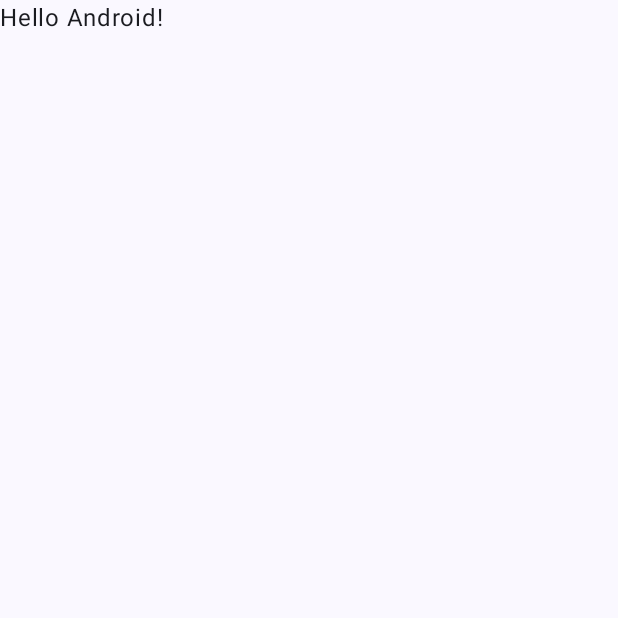
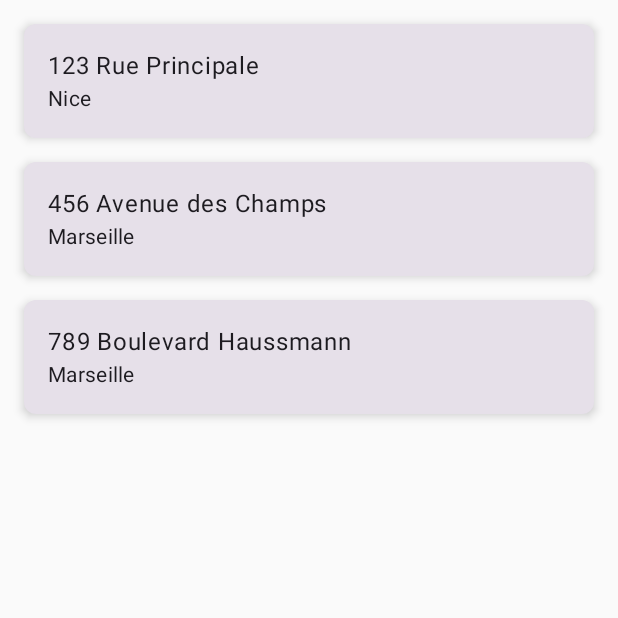
Before and after one commit to LaSteChips/azurimmoAndroid, an Android app built with Jetpack Compose: the screen it shows after launch (MainActivity), on a phone screen of 412 x 824 dp, the top half of it. Before the commit the part shown is almost empty. Run offline under Robolectric (Android 15) with nearby library versions, the phone set to English and light mode, and no system bars.

Commit message:
appli ok

```diff
--- a/app/build.gradle.kts
+++ b/app/build.gradle.kts
@@ -56,4 +56,8 @@ dependencies {
     androidTestImplementation(libs.androidx.ui.test.junit4)
     debugImplementation(libs.androidx.ui.tooling)
     debugImplementation(libs.androidx.ui.test.manifest)
+    implementation(libs.androidx.lifecycle.viewmodel.compose)
+    implementation(libs.retrofit)
+    implementation(libs.retrofit.gson)
+    implementation(libs.navigation.compose)
 }
--- a/app/src/main/java/bts/sio/azurimmo/MainActivity.kt
+++ b/app/src/main/java/bts/sio/azurimmo/MainActivity.kt
@@ -3,45 +3,14 @@ package bts.sio.azurimmo
 import android.os.Bundle
 import androidx.activity.ComponentActivity
 import androidx.activity.compose.setContent
-import androidx.activity.enableEdgeToEdge
-import androidx.compose.foundation.layout.fillMaxSize
-import androidx.compose.foundation.layout.padding
-import androidx.compose.material3.Scaffold
-import androidx.compose.material3.Text
-import androidx.compose.runtime.Composable
-import androidx.compose.ui.Modifier
-import androidx.compose.ui.tooling.preview.Preview
-import bts.sio.azurimmo.ui.theme.AppTheme
+import bts.sio.azurimmo.views.batiment.BatimentList
 
 class MainActivity : ComponentActivity() {
     override fun onCreate(savedInstanceState: Bundle?) {
         super.onCreate(savedInstanceState)
-        enableEdgeToEdge()
         setContent {
-            AppTheme {
-                Scaffold(modifier = Modifier.fillMaxSize()) { innerPadding ->
-                    Greeting(
-                        name = "Android",
-                        modifier = Modifier.padding(innerPadding)
-                    )
-                }
-            }
+            // Appel de la fonction BatimentList
+            BatimentList()
         }
     }
 }
-
-@Composable
-fun Greeting(name: String, modifier: Modifier = Modifier) {
-    Text(
-        text = "Hello $name!",
-        modifier = modifier
-    )
-}
-
-@Preview(showBackground = true)
-@Composable
-fun GreetingPreview() {
-    AppTheme {
-        Greeting("Android")
-    }
-}
--- a/app/src/main/java/bts/sio/azurimmo/model/Batiment.kt
+++ b/app/src/main/java/bts/sio/azurimmo/model/Batiment.kt
@@ -1,4 +1,7 @@
 package bts.sio.azurimmo.model
 
-class Batiment {
-}
+data class Batiment(
+    val id: Int,
+    val adresse: String,
+    val ville: String
+)
--- a/app/src/main/java/bts/sio/azurimmo/viewmodel/batiment/BatimentViewModel.kt
+++ b/app/src/main/java/bts/sio/azurimmo/viewmodel/batiment/BatimentViewModel.kt
@@ -1,4 +1,27 @@
-package bts.sio.azurimmo.viewmodel.batiment
+import androidx.compose.runtime.mutableStateOf
+import androidx.lifecycle.ViewModel
+import bts.sio.azurimmo.model.Batiment
+import androidx.compose.runtime.*
+import androidx.lifecycle.viewModelScope
+import kotlinx.coroutines.launch
 
-class BatimentViewModel {
+// ViewModel pour gérer les données des bâtiments
+class BatimentViewModel : ViewModel() {
+    // Liste mutable des bâtiments
+    private val _batiments = mutableStateOf(emptyList<Batiment>())
+    val batiments: State<List<Batiment>> = _batiments
+    init {
+        // Simuler un chargement de données initiales
+        getBatiments()
+    }
+    // Fonction pour simuler le chargement de bâtiments
+    private fun getBatiments() {
+        viewModelScope.launch {
+            _batiments.value = listOf(
+                Batiment(1, "123 Rue Principale", "Nice"),
+                Batiment(2, "456 Avenue des Champs", "Marseille"),
+                Batiment(3, "789 Boulevard Haussmann", "Marseille")
+            )
+        }
+    }
 }
--- a/app/src/main/java/bts/sio/azurimmo/views/batiment/BatimentCard.kt
+++ b/app/src/main/java/bts/sio/azurimmo/views/batiment/BatimentCard.kt
@@ -1,4 +1,32 @@
 package bts.sio.azurimmo.views.batiment
 
-class BatimentCard {
+import androidx.compose.foundation.layout.Column
+import androidx.compose.foundation.layout.fillMaxWidth
+import androidx.compose.foundation.layout.padding
+import androidx.compose.foundation.shape.RoundedCornerShape
+import androidx.compose.material3.Card
+import androidx.compose.material3.CardDefaults
+import androidx.compose.material3.MaterialTheme
+import androidx.compose.material3.Text
+import androidx.compose.runtime.Composable
+import androidx.compose.ui.Modifier
+import androidx.compose.ui.unit.dp
+import bts.sio.azurimmo.model.Batiment
+
+@Composable
+fun BatimentCard(batiment: Batiment) { // Notez l'annotation @Composable
+    Card(
+        modifier = Modifier
+            .fillMaxWidth()
+            .padding(8.dp),
+        elevation = CardDefaults.elevatedCardElevation(defaultElevation = 4.dp),
+        shape = RoundedCornerShape(8.dp)
+    ) {
+        Column(
+            modifier = Modifier.padding(16.dp)
+        ) {
+            Text(text = batiment.adresse, style = MaterialTheme.typography.bodyLarge)
+            Text(text = batiment.ville, style = MaterialTheme.typography.bodyMedium)
+        }
+    }
 }
--- a/app/src/main/java/bts/sio/azurimmo/views/batiment/BatimentList.kt
+++ b/app/src/main/java/bts/sio/azurimmo/views/batiment/BatimentList.kt
@@ -1,4 +1,26 @@
 package bts.sio.azurimmo.views.batiment
 
-class BatimentList {
+import BatimentViewModel
+import androidx.compose.foundation.layout.padding
+import androidx.compose.foundation.lazy.LazyColumn
+import androidx.compose.foundation.lazy.items
+import androidx.compose.runtime.Composable
+import androidx.compose.ui.Modifier
+import androidx.compose.ui.unit.dp
+import androidx.lifecycle.viewmodel.compose.viewModel
+
+// Fonction Composable pour afficher la liste des bâtiments
+@Composable
+fun BatimentList() {
+// Récupérer le ViewModel dans le composable avec viewModel()
+    val viewModel: BatimentViewModel = viewModel()
+// Observer les données des bâtiments via le ViewModel
+    val batiments = viewModel.batiments.value
+    LazyColumn(
+        modifier = Modifier.padding(8.dp)
+    ) {
+        items(batiments) { batiment ->
+            BatimentCard(batiment = batiment) // Appel de la fonction BatimentCard
+        }
+    }
 }
--- a/gradle/libs.versions.toml
+++ b/gradle/libs.versions.toml
@@ -8,6 +8,9 @@ espressoCore = "3.6.1"
 lifecycleRuntimeKtx = "2.8.7"
 activityCompose = "1.10.0"
 composeBom = "2024.04.01"
+retrofit = "2.9.0"
+gson = "2.9.0"
+navigation = "2.7.2"
 
 [libraries]
 androidx-core-ktx = { group = "androidx.core", name = "core-ktx", version.ref = "coreKtx" }
@@ -24,6 +27,11 @@ androidx-ui-tooling-preview = { group = "androidx.compose.ui", name = "ui-toolin
 androidx-ui-test-manifest = { group = "androidx.compose.ui", name = "ui-test-manifest" }
 androidx-ui-test-junit4 = { group = "androidx.compose.ui", name = "ui-test-junit4" }
 androidx-material3 = { group = "androidx.compose.material3", name = "material3" }
+androidx-lifecycle-viewmodel-ktx = { module = "androidx.lifecycle:lifecycle-viewmodel-ktx", version = "2.6.1" }
+androidx-lifecycle-viewmodel-compose = { module = "androidx.lifecycle:lifecycle-viewmodel-compose", version = "2.6.1" }
+retrofit = { group = "com.squareup.retrofit2", name = "retrofit", version.ref = "retrofit" }
+retrofit-gson = { group = "com.squareup.retrofit2", name = "converter-gson", version.ref = "gson" }
+navigation-compose = { group = "androidx.navigation", name = "navigation-compose", version.ref = "navigation" }
 
 [plugins]
 android-application = { id = "com.android.application", version.ref = "agp" }
```
